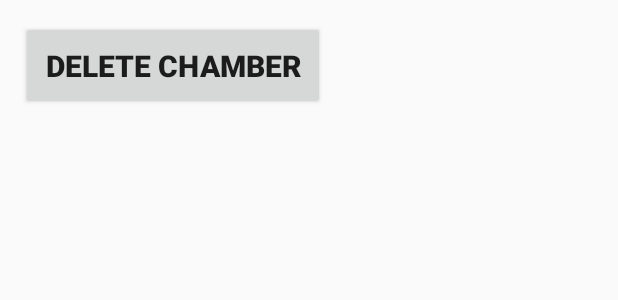
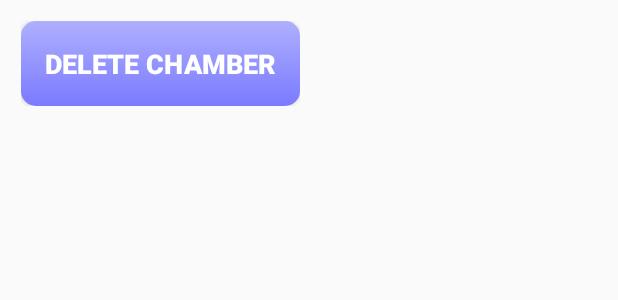
Before and after one commit to fauxriarty/Chamberly, an Android app built with Jetpack Compose: the layout dialog_info.xml on its own in the app's theme, with its tools: preview values and no code run, on a phone screen of 412 x 824 dp. Shown: the top 300 px of the screen. Run offline under Robolectric (Android 15) with nearby library versions, the light colour scheme and no system bars.

Commit message:
implemented a few more buttons

```diff
--- a/app/src/main/java/com/company/chamberly/ActiveChambersActivity.kt
+++ b/app/src/main/java/com/company/chamberly/ActiveChambersActivity.kt
@@ -27,6 +27,7 @@ class ActiveChambersActivity : AppCompatActivity() {
 
         val recyclerView = findViewById<RecyclerView>(R.id.rvChambers)
         val emptyStateView = findViewById<RelativeLayout>(R.id.emptyStateView)
+        val addchamber = findViewById<ImageButton>(R.id.btnAddChamber)
 
         checkForActiveChambers { hasActiveChambers ->
             if (hasActiveChambers) {
@@ -47,6 +48,11 @@ class ActiveChambersActivity : AppCompatActivity() {
         profilePicButton.setOnClickListener {
             showProfileOptionsPopup()
         }
+
+        addchamber.setOnClickListener{
+            goToCreateActivity()
+        }
+
 
         val btnFindChamber = findViewById<Button>(R.id.btnFindChamber)
         val btnCreateChamber = findViewById<Button>(R.id.btnCreateChamber)
--- a/app/src/main/res/layout/activechambers.xml
+++ b/app/src/main/res/layout/activechambers.xml
@@ -19,9 +19,6 @@
         android:textColor="#2E2E5B" />
 
     <!-- Add Chamber Button at the right end of the screen, same line as TextView -->
-
-    <!-- Profile Pic Button at the left end of the screen, same line as TextView -->
-
 
     <ImageButton
         android:id="@+id/btnAddChamber"
--- a/app/src/main/res/layout/dialog_info.xml
+++ b/app/src/main/res/layout/dialog_info.xml
@@ -8,10 +8,12 @@
         android:id="@+id/btn_delete_chamber"
         android:layout_width="wrap_content"
         android:layout_height="wrap_content"
-        android:text="delete chamber"
-        android:textSize="20sp"
-        android:textStyle="bold"
-        android:padding="16dp" />
+        android:background="@drawable/rounded_button"
+        android:padding="16dp"
+        android:text="@string/delete_chamber"
+        android:textColor="#ffffff"
+        android:textSize="18sp"
+        android:textStyle="bold" />
 
 
 </LinearLayout>
--- a/app/src/main/res/values/strings.xml
+++ b/app/src/main/res/values/strings.xml
@@ -45,4 +45,5 @@
     <string name="join_the_chamber">Join the Chamber  </string>
     <string name="joinchamber"><![CDATA[Join the Chamber   ]]></string>
     <string name="you_do_not_have_any_chambers_yet">You do not have any Chambers yet</string>
+    <string name="delete_chamber">delete chamber</string>
 </resources>
```
Also changed, not shown: app/src/main/java/com/company/chamberly/ChatActivity.kt (+16 -6 lines), app/src/main/res/layout/activity_chat.xml (line endings or trailing spaces).
